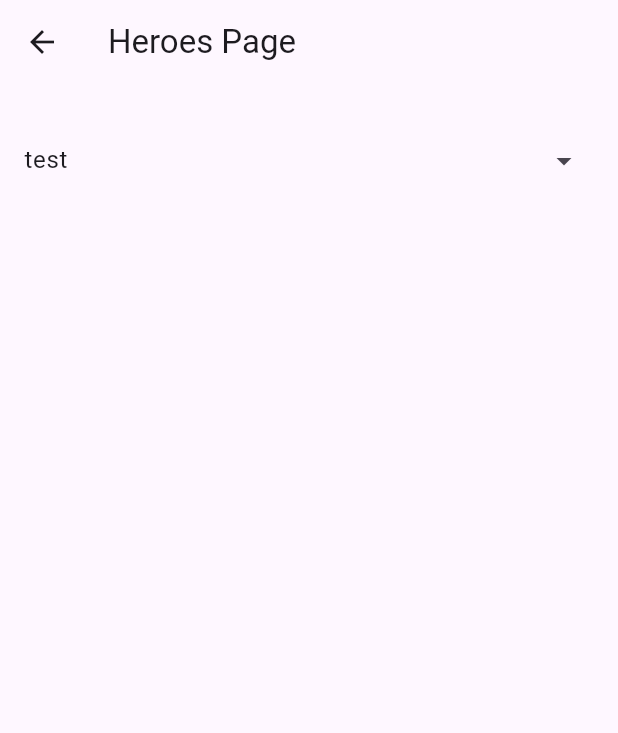
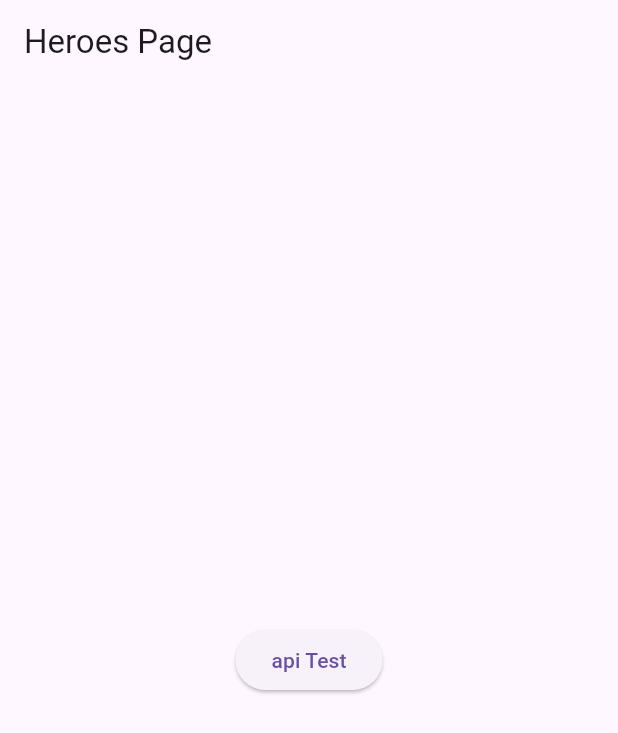
Before and after one commit to calvinb552/overwatch-data-app, a Flutter app: the screen it shows after launch, after a tap on "Heros", on a phone screen of 412 x 824 dp. Shown: the top 733 px of the screen. Run offline on Flutter 3.47's test engine with Material 3 defaults, Android fonts, the phone set to English and light mode, and no system bars.

Commit message:
I kinda did stuff

```diff
--- a/lib/pages/heros_page.dart
+++ b/lib/pages/heros_page.dart
@@ -2,11 +2,16 @@
 import 'dart:convert'; // For JSON decoding
 import 'package:http/http.dart' as http;
 
-Future<http.Response> hero_data(hero) {
-  return http.get(Uri.parse('https://overfast-api.tekrop.fr/heroes/'+hero));
-}
-Future<http.Response> roles_info() {
-  return http.get(Uri.parse('https://overfast-api.tekrop.fr/roles'));
+//create api function
+Future<Album> fetchHeroes() async{
+  final response = await http.get(Uri.parse('https://overfast-api.tekrop.fr/heroes'));
+
+  //check if it is a returned response
+  if(response.statusCode == 200) {
+    return Album.fromJson(jsonDecode(response.body));
+  }else{
+    throw Exception("failed to load api");
+  }
 }
 
 class Heroes_Page extends StatefulWidget{
@@ -15,43 +20,40 @@
   State<Heroes_Page> createState() => _Heroes_PageState();
 }
 class _Heroes_PageState extends State<Heroes_Page> {
-  bool _customIcon = false;
-  Future<Map<String,dynamic>> fetchHeroes() async{
-    final response = await http.get(Uri.parse('https://overfast-api.tekrop.fr/heroes'));
-
-    if(response.statusCode == 200){
-      final data = json.decode(response.body);
-      return data;
-    }else{
-      throw Exception("failed to fetch a random joke");
-    }
-
-  }
-
-
+bool _customIcon = false;
   @override
   Widget build(BuildContext context) {
-    return Scaffold(
+    return MaterialApp(
+    home:Scaffold(
       appBar: AppBar(title: const Text('Heroes Page')),
-      body: Column(
-        children: <Widget>[
-          ExpansionTile(
-            title: const Text('test'),
-            minTileHeight: 100,
-            trailing: Icon(
-              _customIcon ? Icons.arrow_drop_down_circle : Icons.arrow_drop_down,
-            ),
-            children: const <Widget>[
-              ListTile(
-                title: Text('test number 2'),
-              ),
-            ],
-            onExpansionChanged: (bool expanded) {
-              setState(() => _customIcon = expanded);
-            },
-          ),
-        ],
+      body: Center(
+        child: ElevatedButton(
+          onPressed: (){
+            fetchHeroes().then((value){
+              print(value.name[0]);
+            });
+          },
+          child: const Text('api Test'),
+          )
       ),
+    ),
     );
   }
 }
+
+//create model class
+
+class Album {
+  final String name;
+
+  const Album({
+    required this.name,
+  });
+
+  factory Album.fromJson(Map<String,dynamic>json){
+    return Album(
+      name: json['name'],
+    );
+
+  }
+}
```
